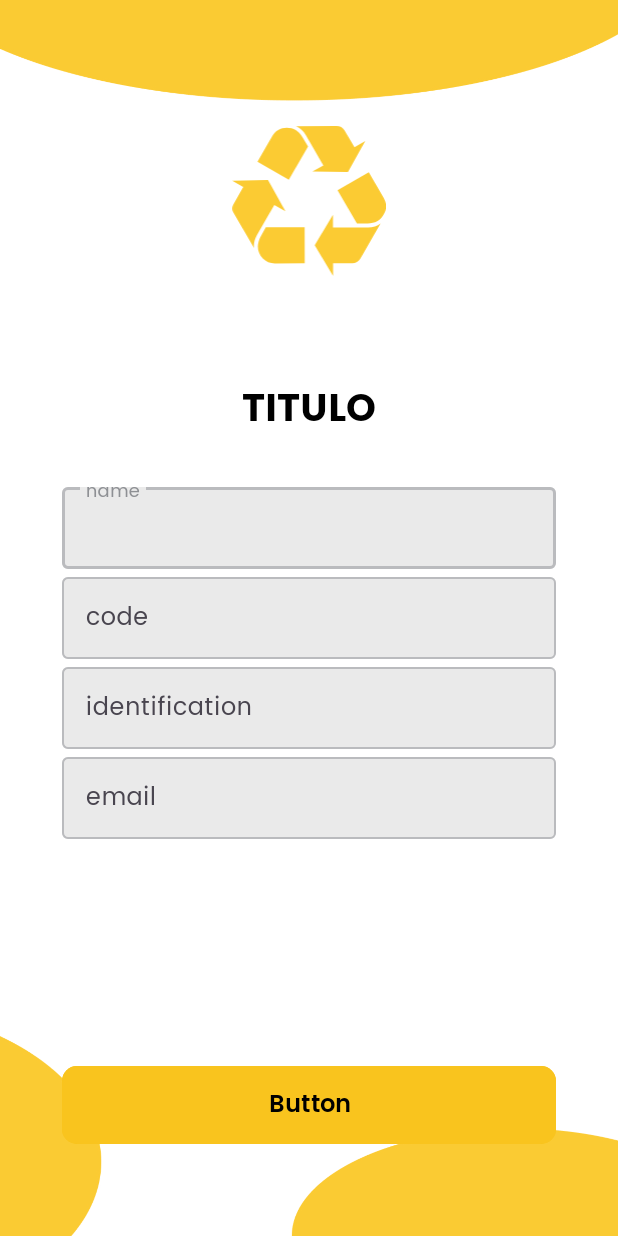
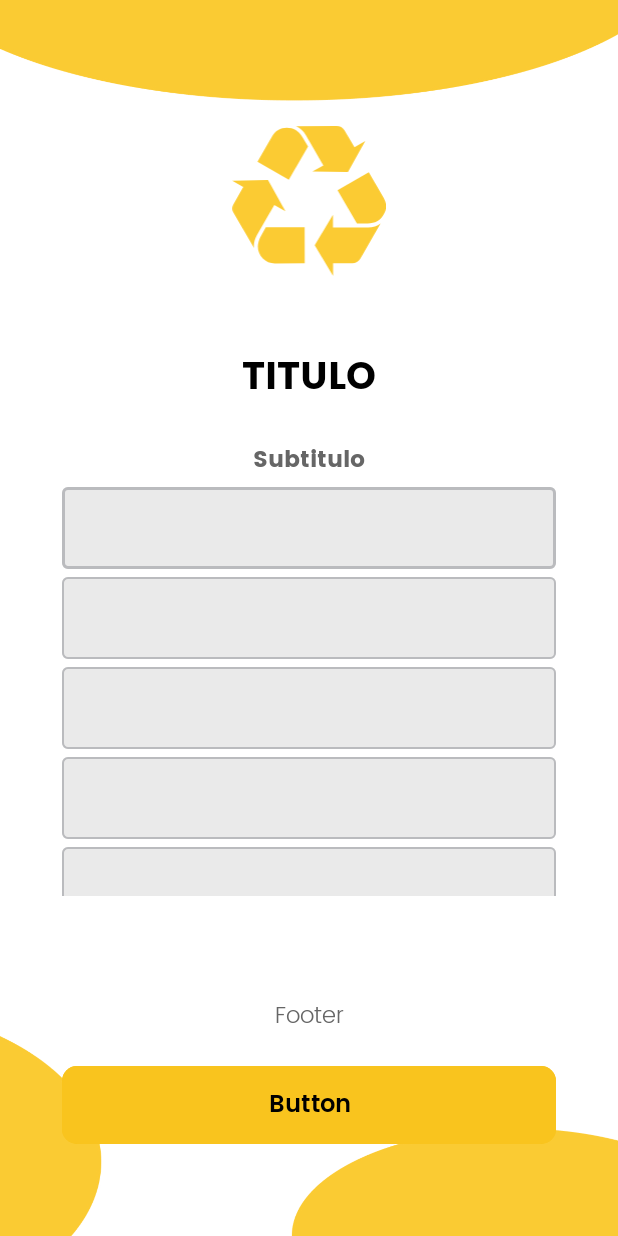
Before and after one commit to Pavazk/Recyclapp, an Android app: the layout activity_login.xml on its own in the app's theme, with its tools: preview values and no code run, on a phone screen of 412 x 824 dp. Run offline under Robolectric (Android 15) with nearby library versions, the phone set to English and light mode, and no system bars.

Commit message:
PASO 3.1
Se ajusta vista de Login para Inicio de Sesión y Registro de Usuarios, aunque por el momento no se está haciendo nada con la información recibida del servicio

```diff
--- a/mobile/app/src/main/res/layout/activity_login.xml
+++ b/mobile/app/src/main/res/layout/activity_login.xml
@@ -94,12 +94,6 @@
         android:orientation="vertical"
         app:layout_constraintGuide_percent="0.9" />
 
-
-
-    <!-- CARGANDO -->
-
-    <!-- ICONO -->
-
     <com.airbnb.lottie.LottieAnimationView
         android:id="@+id/cargando"
         android:layout_height="200dp"
@@ -113,8 +107,6 @@
         app:lottie_loop="true"
         app:lottie_rawRes="@raw/loading"/>
 
-    <!-- INICIO SESION -->
-
     <ImageView
         android:id="@+id/iv_icon"
         android:layout_width="0dp"
@@ -126,6 +118,19 @@
         app:srcCompat="@drawable/recycling" />
 
     <TextView
+        android:id="@+id/tv_sub_titulo"
+        android:layout_width="wrap_content"
+        android:layout_height="25dp"
+        android:fontFamily="@font/poppins_bold"
+        android:gravity="center_vertical"
+        android:text="Subtitulo"
+        android:textColor="#666666"
+        android:textSize="15sp"
+        app:layout_constraintBottom_toTopOf="@+id/lineHorizontalCenterTop3"
+        app:layout_constraintEnd_toStartOf="@+id/lineVerticalRight"
+        app:layout_constraintStart_toStartOf="@+id/lineVerticalLeft" />
+
+    <TextView
         android:id="@+id/tv_titulo"
         android:layout_width="wrap_content"
         android:layout_height="50dp"
@@ -135,7 +140,6 @@
         android:textColor="#000"
         android:textSize="25sp"
         android:textStyle="bold"
-        app:layout_constraintBottom_toTopOf="@+id/lineHorizontalCenterTop3"
         app:layout_constraintEnd_toStartOf="@+id/lineVerticalRight"
         app:layout_constraintStart_toStartOf="@+id/lineVerticalLeft"
         app:layout_constraintTop_toTopOf="@+id/lineHorizontalCenterTop2" />
@@ -151,83 +155,162 @@
         app:layout_constraintStart_toStartOf="@+id/lineVerticalLeft">
 
         <com.google.android.material.textfield.TextInputLayout
-            android:id="@+id/tf_campo1"
+            android:id="@+id/tf_name"
             android:layout_width="match_parent"
             android:layout_height="60dp"
             android:fontFamily="@font/poppins_regular"
-            android:hint="name"
             android:textCursorDrawable="@drawable/cursor_style"
             app:hintTextColor="#8E9094"
             style="@style/TextInputLayoutShape">
 
             <com.google.android.material.textfield.TextInputEditText
-                android:id="@+id/et_campo1"
+                android:id="@+id/et_name"
                 android:layout_width="match_parent"
                 android:layout_height="match_parent"
                 android:fontFamily="@font/poppins_regular"
                 android:textColor="#8E9094"
+                android:maxLength="100"
+                android:inputType="textAutoComplete"
+                android:digits="abcdefghijklmnopqrstuvwxyzABCDEFGHIJKLMNOPQRSTUVWXYZ "
                 android:textCursorDrawable="@drawable/cursor_style" />
         </com.google.android.material.textfield.TextInputLayout>
 
         <com.google.android.material.textfield.TextInputLayout
-            android:id="@+id/tf_campo2"
+            android:id="@+id/tf_code"
             android:layout_width="match_parent"
             android:layout_height="60dp"
             android:fontFamily="@font/poppins_regular"
-            android:hint="code"
             android:textCursorDrawable="@drawable/cursor_style"
             app:hintTextColor="#8E9094"
             style="@style/TextInputLayoutShape">
 
             <com.google.android.material.textfield.TextInputEditText
-                android:id="@+id/et_campo2"
+                android:id="@+id/et_code"
                 android:layout_width="match_parent"
                 android:layout_height="match_parent"
                 android:fontFamily="@font/poppins_regular"
                 android:textColor="#8E9094"
+                android:digits="0123456789"
+                android:maxLength="6"
+                android:inputType="number"
                 android:textCursorDrawable="@drawable/cursor_style" />
         </com.google.android.material.textfield.TextInputLayout>
 
         <com.google.android.material.textfield.TextInputLayout
-            android:id="@+id/tf_campo3"
+            android:id="@+id/tf_identification"
             android:layout_width="match_parent"
             android:layout_height="60dp"
             android:fontFamily="@font/poppins_regular"
-            android:hint="identification"
             android:textCursorDrawable="@drawable/cursor_style"
             app:hintTextColor="#8E9094"
             style="@style/TextInputLayoutShape">
 
             <com.google.android.material.textfield.TextInputEditText
-                android:id="@+id/et_campo3"
+                android:id="@+id/et_identification"
                 android:layout_width="match_parent"
                 android:layout_height="match_parent"
                 android:fontFamily="@font/poppins_regular"
                 android:textColor="#8E9094"
+                android:digits="0123456789"
+                android:maxLength="13"
+                android:inputType="number"
                 android:textCursorDrawable="@drawable/cursor_style" />
         </com.google.android.material.textfield.TextInputLayout>
 
         <com.google.android.material.textfield.TextInputLayout
-            android:id="@+id/tf_campo4"
+            android:id="@+id/tf_email"
             android:layout_width="match_parent"
             android:layout_height="60dp"
             android:fontFamily="@font/poppins_regular"
-            android:hint="email"
             android:textCursorDrawable="@drawable/cursor_style"
             app:hintTextColor="#8E9094"
             style="@style/TextInputLayoutShape">
 
             <com.google.android.material.textfield.TextInputEditText
-                android:id="@+id/et_campo4"
+                android:id="@+id/et_email"
                 android:layout_width="match_parent"
                 android:layout_height="match_parent"
                 android:fontFamily="@font/poppins_regular"
                 android:textColor="#8E9094"
+                android:inputType="textEmailAddress"
+                android:digits="abcdefghijklmnopqrstuvwxyzABCDEFGHIJKLMNOPQRSTUVWXYZ1234567890@."
+                android:textCursorDrawable="@drawable/cursor_style" />
+        </com.google.android.material.textfield.TextInputLayout>
+
+        <com.google.android.material.textfield.TextInputLayout
+            android:id="@+id/tf_old_password"
+            android:layout_width="match_parent"
+            android:layout_height="60dp"
+            android:fontFamily="@font/poppins_regular"
+            android:textCursorDrawable="@drawable/cursor_style"
+            app:hintTextColor="#8E9094"
+            style="@style/TextInputLayoutShape">
+
+            <com.google.android.material.textfield.TextInputEditText
+                android:id="@+id/et_old_password"
+                android:layout_width="match_parent"
+                android:layout_height="match_parent"
+                android:fontFamily="@font/poppins_regular"
+                android:textColor="#8E9094"
+                android:inputType="textPassword"
+                android:digits="abcdefghijklmnopqrstuvwxyzABCDEFGHIJKLMNOPQRSTUVWXYZ1234567890!@#$%&amp;"
+                android:textCursorDrawable="@drawable/cursor_style" />
+        </com.google.android.material.textfield.TextInputLayout>
+
+        <com.google.android.material.textfield.TextInputLayout
+            android:id="@+id/tf_new_password"
+            android:layout_width="match_parent"
+            android:layout_height="60dp"
+            android:fontFamily="@font/poppins_regular"
+            android:textCursorDrawable="@drawable/cursor_style"
+            app:hintTextColor="#8E9094"
+            style="@style/TextInputLayoutShape">
+
+            <com.google.android.material.textfield.TextInputEditText
+                android:id="@+id/et_new_password"
+                android:layout_width="match_parent"
+                android:layout_height="match_parent"
+                android:fontFamily="@font/poppins_regular"
+                android:textColor="#8E9094"
+                android:inputType="textPassword"
+                android:digits="abcdefghijklmnopqrstuvwxyzABCDEFGHIJKLMNOPQRSTUVWXYZ1234567890!@#$%&amp;"
+                android:textCursorDrawable="@drawable/cursor_style" />
+        </com.google.android.material.textfield.TextInputLayout>
+
+        <com.google.android.material.textfield.TextInputLayout
+            android:id="@+id/tf_repeat_new_password"
+            android:layout_width="match_parent"
+            android:layout_height="60dp"
+            android:fontFamily="@font/poppins_regular"
+            android:textCursorDrawable="@drawable/cursor_style"
+            app:hintTextColor="#8E9094"
+            style="@style/TextInputLayoutShape">
+
+            <com.google.android.material.textfield.TextInputEditText
+                android:id="@+id/et_repeat_new_password"
+                android:layout_width="match_parent"
+                android:layout_height="match_parent"
+                android:fontFamily="@font/poppins_regular"
+                android:textColor="#8E9094"
+                android:inputType="textPassword"
+                android:digits="abcdefghijklmnopqrstuvwxyzABCDEFGHIJKLMNOPQRSTUVWXYZ1234567890!@#$%&amp;"
                 android:textCursorDrawable="@drawable/cursor_style" />
         </com.google.android.material.textfield.TextInputLayout>
     </LinearLayout>
 
-    <!-- BOTÓN IP -->
+    <TextView
+        android:id="@+id/tv_footer"
+        android:layout_width="wrap_content"
+        android:layout_height="25dp"
+        android:fontFamily="@font/poppins_light"
+        android:gravity="center_vertical"
+        android:text="Footer"
+        android:textColor="#666666"
+        android:textSize="15sp"
+        app:layout_constraintBottom_toTopOf="@+id/lineHorizontalCenterBottom3"
+        app:layout_constraintEnd_toStartOf="@+id/lineVerticalRight"
+        app:layout_constraintStart_toStartOf="@+id/lineVerticalLeft" />
+
     <com.google.android.material.button.MaterialButtonToggleGroup
         android:id="@+id/group_button"
         android:layout_width="0dp"
```
Also changed, not shown: mobile/app/src/main/java/com/example/isana/interfaces/APIService.java (+9 -0 lines), mobile/app/src/main/java/com/example/isana/login/Login.java (+184 -182 lines), mobile/app/src/main/java/com/example/isana/login/User.java (added, +47 -0 lines), mobile/app/src/main/java/com/example/isana/login/UserLogin.java (added, +27 -0 lines), mobile/app/src/main/java/com/example/isana/login/UserUpdate.java (added, +9 -0 lines), mobile/app/src/main/java/com/example/isana/multiusos/Control.java (+26 -9 lines), 1 other file.
